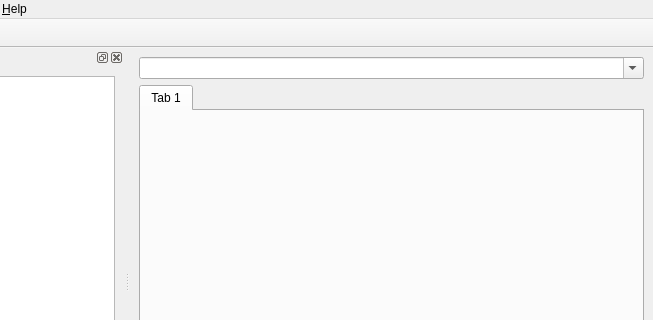
The window that SQLAntaresiaWindow.ui (mtorromeo/sqlantaresia) describes before a commit, drawn with Qt 5; both pictures show x 150 to 803 and y 0 to 320 of the 803 by 536 pixel window.
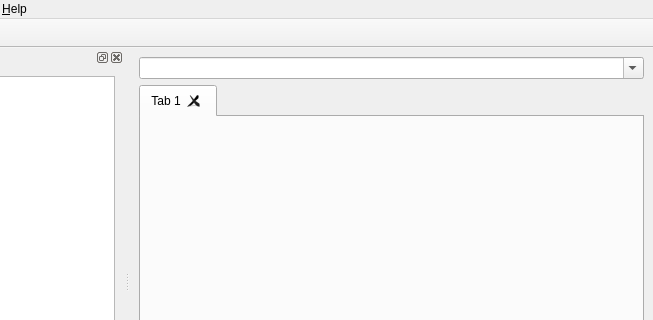
The same window after the commit. Icons and pictures are not drawn.

Commit message: Replaced close tab button with one button on each tab

Diff of the .ui file:
```diff
--- a/SQLAntaresiaWindow.ui
+++ b/SQLAntaresiaWindow.ui
@@ -41,6 +41,9 @@
       <property name="currentIndex">
        <number>0</number>
       </property>
+      <property name="tabsClosable">
+       <bool>true</bool>
+      </property>
       <widget class="QWidget" name="tab">
        <attribute name="title">
         <string>Tab 1</string>
```
The commit also changes 1 other file.
